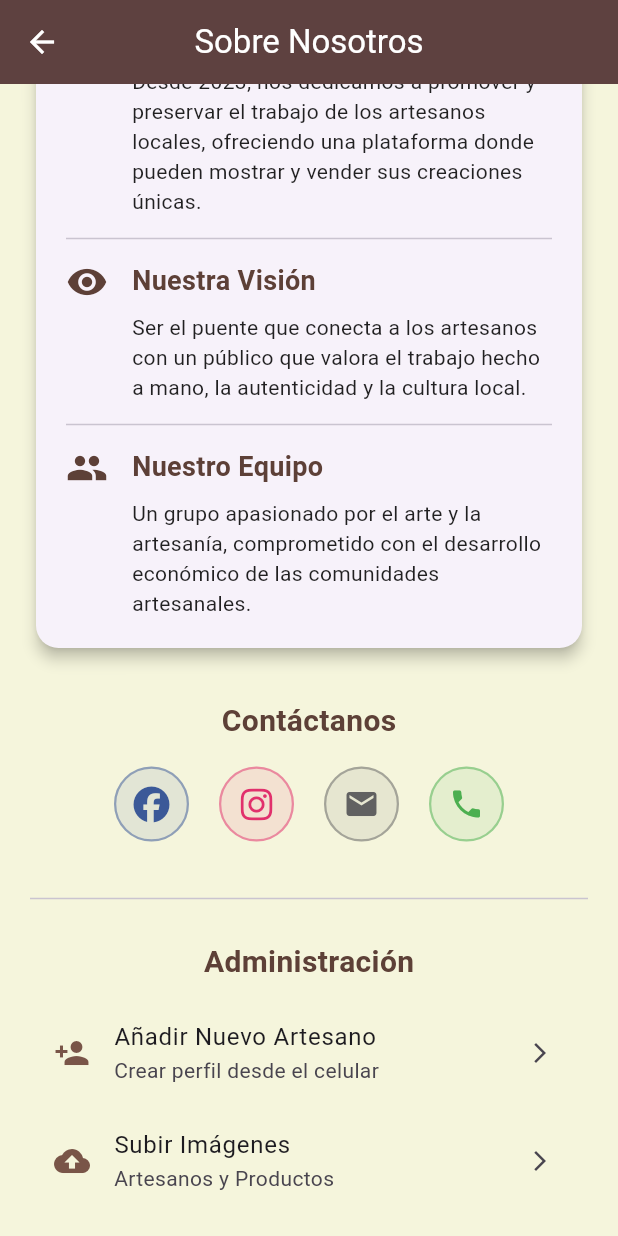
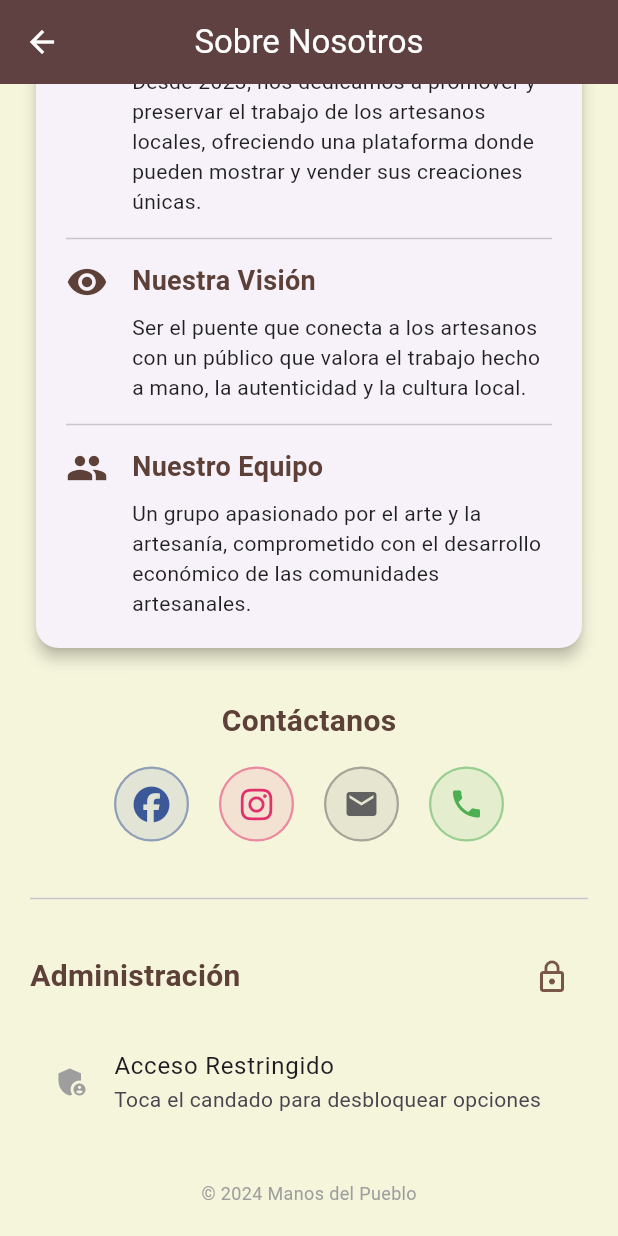
Before and after one commit to marsaiz/manos-del-pueblo, a Flutter app: the AboutScreen screen opened by its route, scrolled down 445 dp, on a phone screen of 412 x 824 dp. Run offline on Flutter 3.47's test engine with Material 3 defaults, Android fonts, the phone set to English and light mode, and no system bars; our stand-ins replace cloud_firestore, firebase_core, firebase_remote_config, firebase_storage, font_awesome_flutter, image_picker and 2 more; missing offline and left inert: image_picker_web; accounts and stored records are empty; project files that could hold a hidden picture were left out.

Commit message:
modificar nieveles de sewguridad

```diff
--- a/lib/screens/about_screen.dart
+++ b/lib/screens/about_screen.dart
@@ -2,8 +2,6 @@
 import 'package:flutter/material.dart';
 import 'package:url_launcher/url_launcher.dart';
 import 'package:font_awesome_flutter/font_awesome_flutter.dart';
-import 'admin/upload_image_screen.dart';
-import '../widgets/app_drawer.dart';
 
 class AboutScreen extends StatefulWidget {
   const AboutScreen({super.key});
@@ -27,9 +25,7 @@
             controller: controller,
             keyboardType: TextInputType.number,
             obscureText: true,
-            decoration: const InputDecoration(
-              hintText: 'Ingresar codigo',
-            ),
+            decoration: const InputDecoration(hintText: 'Ingresar codigo'),
           ),
           actions: [
             TextButton(
@@ -53,9 +49,9 @@
         _adminUnlocked = true;
       });
     } else if (isUnlocked == false) {
-      ScaffoldMessenger.of(context).showSnackBar(
-        const SnackBar(content: Text('Codigo incorrecto.')),
-      );
+      ScaffoldMessenger.of(
+        context,
+      ).showSnackBar(const SnackBar(content: Text('Codigo incorrecto.')));
     }
   }
 
@@ -79,7 +75,7 @@
                 border: Border.all(color: Colors.brown, width: 3),
                 boxShadow: [
                   BoxShadow(
-                    color: Colors.brown.withOpacity(0.2),
+                    color: Colors.brown.withValues(alpha: 0.2),
                     blurRadius: 10,
                     offset: const Offset(0, 4),
                   ),
@@ -182,7 +178,8 @@
                 _buildSocialButton(
                   icon: Icons.email,
                   color: Colors.grey[700]!,
-                  onTap: () => _launchURL('mailto:marcelosaizestudio@gmail.com'),
+                  onTap: () =>
+                      _launchURL('mailto:marcelosaizestudio@gmail.com'),
                 ),
                 const SizedBox(width: 20),
                 _buildSocialButton(
@@ -196,6 +193,9 @@
             // Sección Administrativa
             const Divider(),
             const SizedBox(height: 20),
+            Row(
+              mainAxisAlignment: MainAxisAlignment.spaceBetween,
+              children: [
                 const Text(
                   'Administración',
                   style: TextStyle(
@@ -204,30 +204,43 @@
                     color: Color(0xFF5D4037),
                   ),
                 ),
+                if (!_adminUnlocked)
+                  IconButton(
+                    icon: const Icon(Icons.lock_outline, color: Colors.brown),
+                    onPressed: _promptAdminCode,
+                    tooltip: 'Activar Modo Administrador',
+                  )
+                else
+                  const Icon(Icons.lock_open, color: Colors.green),
+              ],
+            ),
             const SizedBox(height: 10),
+
+            if (!_adminUnlocked)
               ListTile(
-              leading: const Icon(Icons.person_add, color: Colors.brown),
-              title: const Text('Añadir Nuevo Artesano'),
-              subtitle: const Text('Crear perfil desde el celular'),
+                leading: const Icon(
+                  Icons.admin_panel_settings,
+                  color: Colors.grey,
+                ),
+                title: const Text('Acceso Restringido'),
+                subtitle: const Text(
+                  'Toca el candado para desbloquear opciones',
+                ),
+                onTap: _promptAdminCode,
+              )
+            else ...[
+              ListTile(
+                leading: const Icon(Icons.people_outline, color: Colors.brown),
+                title: const Text('Gestionar Artesanos'),
+                subtitle: const Text(
+                  'Ver lista, añadir, eliminar o subir imágenes',
+                ),
                 trailing: const Icon(Icons.arrow_forward_ios, size: 16),
                 onTap: () {
-                Navigator.pushNamed(context, '/add-artisan');
+                  Navigator.pushNamed(context, '/admin-artisans');
                 },
               ),
-            ListTile(
-              leading: const Icon(Icons.cloud_upload, color: Colors.brown),
-              title: const Text('Subir Imágenes'),
-              subtitle: const Text('Artesanos y Productos'),
-              trailing: const Icon(Icons.arrow_forward_ios, size: 16),
-              onTap: () {
-                Navigator.push(
-                  context,
-                  MaterialPageRoute(
-                    builder: (context) => const UploadImageScreen(),
-                  ),
-                );
-              },
-            ),
+            ],
             // Botón de sincronización oculto por seguridad/destructividad
             const SizedBox(height: 30),
             // Créditos
```
Also changed, not shown: lib/screens/admin/add_artisan_screen.dart (+62 -49 lines), lib/screens/admin/admin_artisans_screen.dart (+102 -13 lines), docs/assets/fonts/MaterialIcons-Regular.otf, 3 other files. Lines whose indentation alone changed are shown as unchanged.
